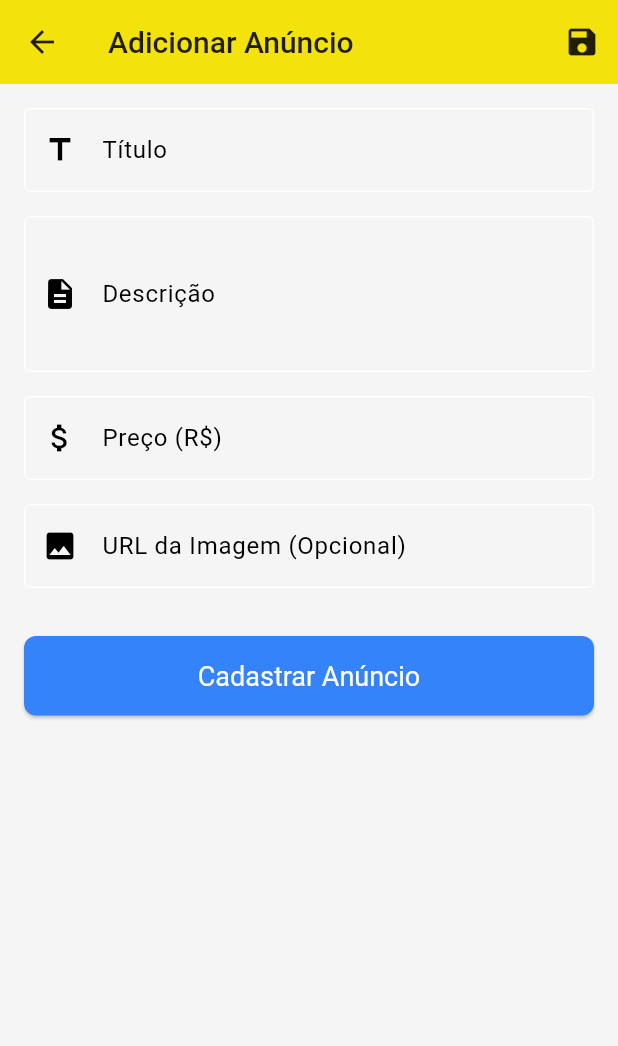
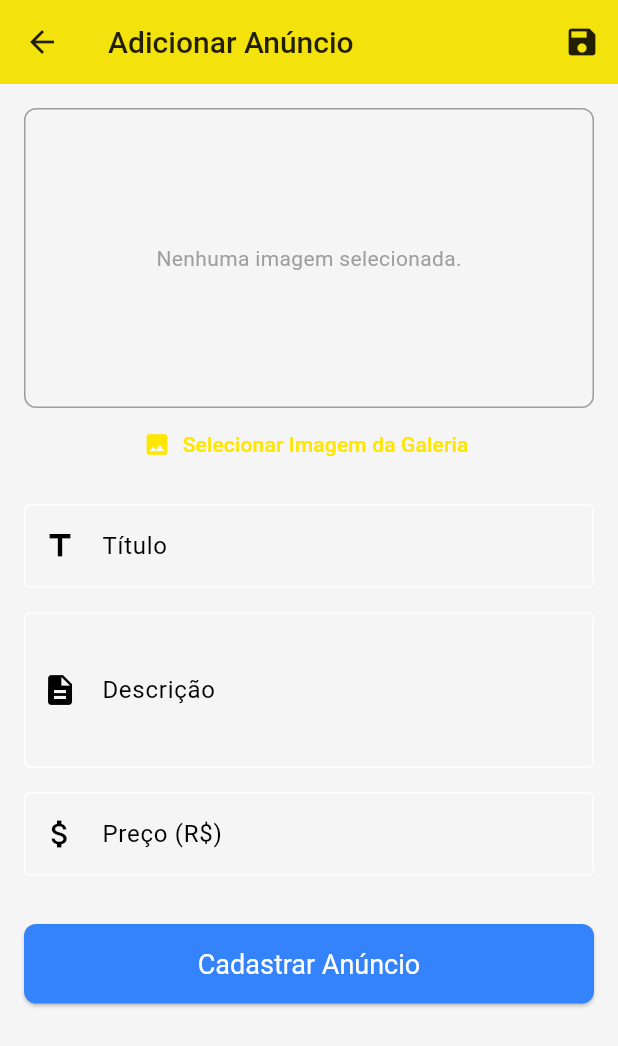
Before and after one commit to batistmath/app-anuncios-marcel, a Flutter app: the screen it shows after launch, after a tap on the "add" icon, on a phone screen of 412 x 824 dp. Shown: the top 1046 px of the screen. Run offline on Flutter 3.47's test engine with Material 3 defaults, Android fonts, the phone set to English and light mode, and no system bars; our stand-ins replace image_picker, sqflite; accounts and stored records are empty.

Commit message:
add-persistencia

```diff
--- /dev/null
+++ b/app_ecommerce/lib/helpers/db_helper.dart
@@ -0,0 +1,73 @@
+import 'package:sqflite/sqflite.dart' as sql;
+import 'package:path/path.dart' as path;
+import '../models/anuncio.dart';
+
+class DBHelper {
+  static sql.Database? _database;
+
+  static const String _tableName = 'anuncios';
+
+  static Future<sql.Database> _initDB() async {
+    final dbPath = await sql.getDatabasesPath();
+    final dbFile = path.join(dbPath, 'anuncios.db');
+
+    return await sql.openDatabase(
+      dbFile,
+      version: 1,
+      onCreate: (db, version) {
+        return db.execute('''
+          CREATE TABLE $_tableName (
+            id TEXT PRIMARY KEY,
+            titulo TEXT,
+            descricao TEXT,
+            preco REAL,
+            imagePath TEXT
+          )
+        ''');
+      },
+    );
+  }
+
+  static Future<sql.Database> get database async {
+    if (_database != null) return _database!;
+    _database = await _initDB();
+    return _database!;
+  }
+
+  static Future<void> insert(Anuncio anuncio) async {
+    final db = await database;
+    await db.insert(
+      _tableName,
+      anuncio.toMap(),
+      conflictAlgorithm: sql.ConflictAlgorithm.replace,
+    );
+  }
+
+  static Future<void> update(Anuncio anuncio) async {
+    final db = await database;
+    await db.update(
+      _tableName,
+      anuncio.toMap(),
+      where: 'id = ?',
+      whereArgs: [anuncio.id],
+    );
+  }
+
+  static Future<List<Anuncio>> getAll() async {
+    final db = await database;
+    final List<Map<String, dynamic>> maps = await db.query(_tableName);
+
+    return List.generate(maps.length, (i) {
+      return Anuncio.fromMap(maps[i]);
+    });
+  }
+
+  static Future<void> delete(String id) async {
+    final db = await database;
+    await db.delete(
+      _tableName,
+      where: 'id = ?',
+      whereArgs: [id],
+    );
+  }
+}
--- a/app_ecommerce/lib/main.dart
+++ b/app_ecommerce/lib/main.dart
@@ -1,11 +1,12 @@
 import 'package:flutter/material.dart';
 import 'package:intl/date_symbol_data_local.dart';
 import 'screens/lista_anuncios_screen.dart';
+import 'helpers/db_helper.dart';
 
 void main() async {
   WidgetsFlutterBinding.ensureInitialized();
   await initializeDateFormatting('pt_BR', null);
-
+  await DBHelper.database;
   runApp(const MyApp());
 }
 
@@ -20,7 +21,7 @@ class MyApp extends StatelessWidget {
       colorScheme: ColorScheme.fromSwatch().copyWith(
         primary: const Color(0xFFFFE600),
         secondary: const Color(0xFF3483FA),
-        surface: const Color(0xFFF5F5F5),
+        background: const Color(0xFFF5F5F5),
       ),
       appBarTheme: const AppBarTheme(
         elevation: 1.0,
@@ -46,6 +47,7 @@ class MyApp extends StatelessWidget {
           borderRadius: BorderRadius.circular(8.0),
           borderSide: const BorderSide(
             color: Color(0xFF3483FA),
+            width: 2.0,
           ),
         ),
       ),
--- a/app_ecommerce/lib/screens/form_anuncio_screen.dart
+++ b/app_ecommerce/lib/screens/form_anuncio_screen.dart
@@ -1,7 +1,10 @@
-
 import 'package:flutter/material.dart';
 import 'package:uuid/uuid.dart';
+import 'package:image_picker/image_picker.dart';
+import 'dart:io';
+
 import '../models/anuncio.dart';
+import '../helpers/db_helper.dart';
 
 class FormAnuncioScreen extends StatefulWidget {
   final Anuncio? anuncio;
@@ -19,19 +22,27 @@ class _FormAnuncioScreenState extends State<FormAnuncioScreen> {
   late TextEditingController _tituloController;
   late TextEditingController _descricaoController;
   late TextEditingController _precoController;
-  late TextEditingController _imageUrlController;
+
+  String? _imagePath;
 
   bool _isEditing = false;
+  final ImagePicker _picker = ImagePicker();
 
   @override
   void initState() {
     super.initState();
     _isEditing = widget.anuncio != null;
 
-    _tituloController = TextEditingController(text: _isEditing ? widget.anuncio!.titulo : '');
-    _descricaoController = TextEditingController(text: _isEditing ? widget.anuncio!.descricao : '');
-    _precoController = TextEditingController(text: _isEditing ? widget.anuncio!.preco.toStringAsFixed(2) : '');
-    _imageUrlController = TextEditingController(text: _isEditing ? widget.anuncio!.imageUrl : '');
+    _tituloController =
+        TextEditingController(text: _isEditing ? widget.anuncio!.titulo : '');
+    _descricaoController = TextEditingController(
+        text: _isEditing ? widget.anuncio!.descricao : '');
+    _precoController = TextEditingController(
+        text: _isEditing ? widget.anuncio!.preco.toStringAsFixed(2) : '');
+
+    if (_isEditing) {
+      _imagePath = widget.anuncio!.imagePath;
+    }
   }
 
   @override
@@ -39,28 +50,80 @@ class _FormAnuncioScreenState extends State<FormAnuncioScreen> {
     _tituloController.dispose();
     _descricaoController.dispose();
     _precoController.dispose();
-    _imageUrlController.dispose();
     super.dispose();
   }
 
-  void _salvarFormulario() {
-    if (_formKey.currentState!.validate()) {
+  Future<void> _pickImage() async {
+    try {
+      final XFile? pickedFile = await _picker.pickImage(
+        source: ImageSource.gallery,
+        maxWidth: 800,
+        imageQuality: 70,
+      );
+
+      if (pickedFile != null) {
+        setState(() {
+          _imagePath = pickedFile.path;
+        });
+      }
+    } catch (e) {
+      if (!mounted) return;
+      ScaffoldMessenger.of(context).showSnackBar(
+        SnackBar(content: Text('Erro ao selecionar imagem: $e')),
+      );
+    }
+  }
+
+  void _salvarFormulario() async {
+    if (!mounted) return;
+
+    final isValid = _formKey.currentState!.validate();
+    final hasImage = _imagePath != null;
+
+    if (!isValid) {
+      return;
+    }
+
+    if (!hasImage) {
+      ScaffoldMessenger.of(context).showSnackBar(
+        const SnackBar(
+          content: Text('Por favor, selecione uma imagem para o anúncio.'),
+          backgroundColor: Colors.red,
+        ),
+      );
+      return;
+    }
+
     final titulo = _tituloController.text;
     final descricao = _descricaoController.text;
-      final preco = double.tryParse(_precoController.text.replaceAll(',', '.')) ?? 0.0;
-      final imageUrl = _imageUrlController.text.isNotEmpty
-          ? _imageUrlController.text
-          : 'https://placehold.co/120x120/eee/333?text=Sem+Foto';
+    final preco =
+        double.tryParse(_precoController.text.replaceAll(',', '.')) ?? 0.0;
 
     final anuncioSalvo = Anuncio(
       id: _isEditing ? widget.anuncio!.id : _uuid.v4(),
       titulo: titulo,
       descricao: descricao,
       preco: preco,
-        imageUrl: imageUrl,
+      imagePath: _imagePath!,
     );
 
-      Navigator.of(context).pop(anuncioSalvo);
+    try {
+      if (_isEditing) {
+        await DBHelper.update(anuncioSalvo);
+      } else {
+        await DBHelper.insert(anuncioSalvo);
+      }
+
+      if (!mounted) return;
+      Navigator.of(context).pop(true);
+    } catch (e) {
+      if (!mounted) return;
+      ScaffoldMessenger.of(context).showSnackBar(
+        SnackBar(
+          content: Text('Erro ao salvar o anúncio: $e'),
+          backgroundColor: Colors.red,
+        ),
+      );
     }
   }
 
@@ -88,16 +151,8 @@ class _FormAnuncioScreenState extends State<FormAnuncioScreen> {
   Widget build(BuildContext context) {
     return Scaffold(
       appBar: AppBar(
-        title: Text(
-          _isEditing ? 'Editar Anúncio' : 'Adicionar Anúncio',
-           style: const TextStyle(
-            color: Colors.black87,
-            fontWeight: FontWeight.w500,
-          ),
-        ),
+        title: Text(_isEditing ? 'Editar Anúncio' : 'Adicionar Anúncio'),
         backgroundColor: const Color(0xFFFFE600),
-        elevation: 1.0,
-        iconTheme: const IconThemeData(color: Colors.black87),
         actions: [
           IconButton(
             icon: const Icon(Icons.save),
@@ -111,6 +166,39 @@ class _FormAnuncioScreenState extends State<FormAnuncioScreen> {
           key: _formKey,
           child: ListView(
             children: [
+              Center(
+                child: Column(
+                  children: [
+                    Container(
+                      width: double.infinity,
+                      height: 200,
+                      decoration: BoxDecoration(
+                        border: Border.all(color: Colors.grey),
+                        borderRadius: BorderRadius.circular(8.0),
+                      ),
+                      alignment: Alignment.center,
+                      child: _imagePath == null
+                          ? const Text('Nenhuma imagem selecionada.',
+                              style: TextStyle(color: Colors.grey))
+                          : ClipRRect(
+                              borderRadius: BorderRadius.circular(8.0),
+                              child: Image.file(
+                                File(_imagePath!),
+                                width: double.infinity,
+                                height: 200,
+                                fit: BoxFit.cover,
+                              ),
+                            ),
+                    ),
+                    TextButton.icon(
+                      icon: const Icon(Icons.image),
+                      label: const Text('Selecionar Imagem da Galeria'),
+                      onPressed: _pickImage,
+                    ),
+                  ],
+                ),
+              ),
+              const SizedBox(height: 16),
               TextFormField(
                 controller: _tituloController,
                 decoration: const InputDecoration(
@@ -139,24 +227,9 @@ class _FormAnuncioScreenState extends State<FormAnuncioScreen> {
                   border: OutlineInputBorder(),
                   prefixIcon: Icon(Icons.attach_money),
                 ),
-                keyboardType: const TextInputType.numberWithOptions(decimal: true),
+                keyboardType:
+                    const TextInputType.numberWithOptions(decimal: true),
                 validator: _validarPreco,
-              ),
-              const SizedBox(height: 16),
-              TextFormField(
-                controller: _imageUrlController,
-                decoration: const InputDecoration(
-                  labelText: 'URL da Imagem (Opcional)',
-                  border: OutlineInputBorder(),
-                  prefixIcon: Icon(Icons.image),
-                ),
-                keyboardType: TextInputType.url,
-                validator: (value) {
-                  if (value != null && value.isNotEmpty && !value.startsWith('http')) {
-                    return 'Insira uma URL válida (http://...)';
-                  }
-                  return null;
-                },
               ),
               const SizedBox(height: 32),
               ElevatedButton(
@@ -166,15 +239,14 @@ class _FormAnuncioScreenState extends State<FormAnuncioScreen> {
                     padding: const EdgeInsets.symmetric(vertical: 16.0),
                     textStyle: const TextStyle(fontSize: 18),
                     shape: RoundedRectangleBorder(
-                    borderRadius: BorderRadius.circular(8.0)
-                  )
-                ),
-                child: Text(_isEditing ? 'Salvar Alterações' : 'Cadastrar Anúncio', style: const TextStyle(color: Colors.white),),
+                        borderRadius: BorderRadius.circular(8.0))),
+                child: Text(
+                    _isEditing ? 'Salvar Alterações' : 'Cadastrar Anúncio',
+                    style: const TextStyle(color: Colors.white)),
               ),
             ],
           ),
         ),
       ),
     );
-  }
-}
+  }}
--- a/app_ecommerce/lib/screens/lista_anuncios_screen.dart
+++ b/app_ecommerce/lib/screens/lista_anuncios_screen.dart
@@ -1,8 +1,11 @@
 import 'package:flutter/material.dart';
 import 'package:intl/intl.dart';
-import 'package:uuid/uuid.dart';
+import 'package:url_launcher/url_launcher.dart';
+import 'dart:io';
+
 import '../models/anuncio.dart';
 import 'form_anuncio_screen.dart';
+import '../helpers/db_helper.dart';
 
 class ListaAnunciosScreen extends StatefulWidget {
   const ListaAnunciosScreen({super.key});
@@ -12,71 +15,39 @@ class ListaAnunciosScreen extends StatefulWidget {
 }
 
 class _ListaAnunciosScreenState extends State<ListaAnunciosScreen> {
-  final List<Anuncio> _anuncios = [
-    Anuncio(
-      id: const Uuid().v4(),
-      titulo: 'iPhone 13',
-      descricao: 'iPhone 13 128GB Grafite, em excelente estado, com caixa e acessórios.',
-      preco: 4500.00,
-      imageUrl: 'https://m.media-amazon.com/images/I/41Zbbl4P+LL._AC_SX679_.jpg',
-    ),
-    Anuncio(
-      id: const Uuid().v4(),
-      titulo: 'Notebook Dell Inspiron',
-      descricao: 'Notebook Dell Inspiron 15 3000, Intel Core i5, 8GB RAM, 256GB SSD, Tela 15.6" Full HD',
-      preco: 2800.00,
-      imageUrl: 'https://i.dell.com/is/image/DellContent/content/dam/ss2/product-images/dell-client-products/notebooks/inspiron-notebooks/15-3530-intel/media-gallery/black/notebook-inspiron-15-3530-nt-plastic-black-gallery-2.psd?fmt=png-alpha&pscan=auto&scl=1&hei=402&wid=606&qlt=100,1&resMode=sharp2&size=606,402&chrss=full',
-    ),
-  ];
+  late Future<List<Anuncio>> _anunciosFuture;
 
   final _currencyFormat = NumberFormat.currency(locale: 'pt_BR', symbol: 'R\$');
 
-  void _navegarParaFormularioAdicionar() async {
-    final novoAnuncio = await Navigator.of(context).push<Anuncio>(
-      MaterialPageRoute(
-        builder: (ctx) => const FormAnuncioScreen(),
-      ),
-    );
-
-    if (novoAnuncio != null) {
-      setState(() {
-        _anuncios.add(novoAnuncio);
-      });
-      _mostrarSnackBar('Anúncio adicionado com sucesso!');
-    }
+  @override
+  void initState() {
+    super.initState();
+    _refreshAnuncios();
   }
 
-  void _navegarParaFormularioEditar(Anuncio anuncio) async {
-    final anuncioEditado = await Navigator.of(context).push<Anuncio>(
+  void _refreshAnuncios() {
+    setState(() {
+      _anunciosFuture = DBHelper.getAll();
+    });
+  }
+
+  void _navegarParaFormulario([Anuncio? anuncio]) async {
+    final bool? foiSalvo = await Navigator.of(context).push<bool>(
       MaterialPageRoute(
-
         builder: (ctx) => FormAnuncioScreen(anuncio: anuncio),
       ),
     );
 
-    if (anuncioEditado != null) {
-      setState(() {
-        final index = _anuncios.indexWhere((a) => a.id == anuncioEditado.id);
-        if (index != -1) {
-          _anuncios[index] = anuncioEditado;
-        }
-      });
-      _mostrarSnackBar('Anúncio editado com sucesso!');
+    if (foiSalvo == true) {
+      _refreshAnuncios();
     }
   }
 
-  void _removerAnuncio(String id) {
-    Anuncio? anuncioRemovido;
-    int? indexAnuncio;
+  void _removerAnuncio(Anuncio anuncioRemovido) async {
+    await DBHelper.delete(anuncioRemovido.id);
+    _refreshAnuncios();
 
-    setState(() {
-      indexAnuncio = _anuncios.indexWhere((a) => a.id == id);
-      if(indexAnuncio != null && indexAnuncio! >= 0) {
-        anuncioRemovido = _anuncios.removeAt(indexAnuncio!);
-      }
-    });
-
-    if(anuncioRemovido != null && indexAnuncio != null) {
+    if (!mounted) return;
     ScaffoldMessenger.of(context).clearSnackBars();
     ScaffoldMessenger.of(context).showSnackBar(
       SnackBar(
@@ -84,20 +55,87 @@ class _ListaAnunciosScreenState extends State<ListaAnunciosScreen> {
         duration: const Duration(seconds: 3),
         action: SnackBarAction(
           label: 'DESFAZER',
-            onPressed: () {
-              setState(() {
-                if(anuncioRemovido != null && indexAnuncio != null) {
-                   _anuncios.insert(indexAnuncio!, anuncioRemovido!);
-                }
-              });
+          onPressed: () async {
+            await DBHelper.insert(anuncioRemovido);
+            _refreshAnuncios();
           },
         ),
       ),
     );
   }
+
+  void _mostrarOpcoesShare(Anuncio anuncio) {
+    showModalBottomSheet(
+      context: context,
+      builder: (ctx) {
+        return SafeArea(
+          child: Wrap(
+            children: [
+              ListTile(
+                leading: const Icon(Icons.message),
+                title: const Text('WhatsApp'),
+                onTap: () {
+                  Navigator.of(ctx).pop();
+                  _sharePorWhatsApp(anuncio);
+                },
+              ),
+              ListTile(
+                leading: const Icon(Icons.sms),
+                title: const Text('SMS'),
+                onTap: () {
+                  Navigator.of(ctx).pop();
+                  _sharePorSMS(anuncio);
+                },
+              ),
+              ListTile(
+                leading: const Icon(Icons.email),
+                title: const Text('E-mail'),
+                onTap: () {
+                  Navigator.of(ctx).pop();
+                  _sharePorEmail(anuncio);
+                },
+              ),
+            ],
+          ),
+        );
+      },
+    );
+  }
+
+  String _buildShareText(Anuncio anuncio) {
+    return 'Olha esse anúncio no Mercado Livre: ${anuncio.titulo} por ${_currencyFormat.format(anuncio.preco)}. ${anuncio.descricao}';
+  }
+
+  Future<void> _launchUri(Uri uri, String appName) async {
+    if (await canLaunchUrl(uri)) {
+      await launchUrl(uri, mode: LaunchMode.externalApplication);
+    } else {
+      _mostrarSnackBar('Não foi possível abrir o $appName.');
+    }
+  }
+
+  void _sharePorWhatsApp(Anuncio anuncio) {
+    final text = _buildShareText(anuncio);
+    final uri = Uri.parse('whatsapp://send?text=${Uri.encodeComponent(text)}');
+    _launchUri(uri, 'WhatsApp');
+  }
+
+  void _sharePorSMS(Anuncio anuncio) {
+    final text = _buildShareText(anuncio);
+    final uri = Uri.parse('sms:?body=${Uri.encodeComponent(text)}');
+    _launchUri(uri, 'app de SMS');
+  }
+
+  void _sharePorEmail(Anuncio anuncio) {
+    final text = _buildShareText(anuncio);
+    final subject = 'Confira este anúncio: ${anuncio.titulo}';
+    final uri = Uri.parse(
+        'mailto:?subject=${Uri.encodeComponent(subject)}&body=${Uri.encodeComponent(text)}');
+    _launchUri(uri, 'app de E-mail');
   }
 
   void _mostrarSnackBar(String mensagem) {
+    if (!mounted) return;
     ScaffoldMessenger.of(context).clearSnackBars();
     ScaffoldMessenger.of(context).showSnackBar(
       SnackBar(
@@ -111,25 +149,29 @@ class _ListaAnunciosScreenState extends State<ListaAnunciosScreen> {
   Widget build(BuildContext context) {
     return Scaffold(
       appBar: AppBar(
-        title: const Text(
-          'Mercado Livre',
-          style: TextStyle(
-            color: Colors.black87,
-            fontWeight: FontWeight.w500,
-          ),
-        ),
+        title: const Text('Mercado Livre'),
         backgroundColor: const Color(0xFFFFE600),
-        elevation: 1.0,
-        iconTheme: const IconThemeData(color: Colors.black87),
         actions: [
           IconButton(
             icon: const Icon(Icons.add),
-            onPressed: _navegarParaFormularioAdicionar,
+            onPressed: () => _navegarParaFormulario(null),
           ),
         ],
       ),
-      body: _anuncios.isEmpty
-          ? const Center(
+      body: FutureBuilder<List<Anuncio>>(
+        future: _anunciosFuture,
+        builder: (context, snapshot) {
+          if (snapshot.connectionState == ConnectionState.waiting) {
+            return const Center(child: CircularProgressIndicator());
+          }
+
+          if (snapshot.hasError) {
+            return Center(
+                child: Text('Erro ao carregar anúncios: ${snapshot.error}'));
+          }
+
+          if (!snapshot.hasData || snapshot.data!.isEmpty) {
+            return const Center(
               child: Column(
                 mainAxisAlignment: MainAxisAlignment.center,
                 children: [
@@ -141,43 +183,27 @@ class _ListaAnunciosScreenState extends State<ListaAnunciosScreen> {
                   ),
                 ],
               ),
-            )
-          : ListView.builder(
-              itemCount: _anuncios.length,
+            );
+          }
+
+          final anuncios = snapshot.data!;
+          return ListView.builder(
+            itemCount: anuncios.length,
             itemBuilder: (ctx, index) {
-                final anuncio = _anuncios[index];
-                return Dismissible(
-                  key: Key(anuncio.id),
-                  direction: DismissDirection.endToStart,
-                  onDismissed: (direction) {
-                    _removerAnuncio(anuncio.id);
+              final anuncio = anuncios[index];
+              return _buildAnuncioItem(anuncio);
             },
-                  background: Container(
-                    color: Colors.red,
-                    alignment: Alignment.centerRight,
-                    padding: const EdgeInsets.only(right: 20.0),
-                    child: const Icon(
-                      Icons.delete,
-                      color: Colors.white,
-                    ),
-                  ),
-                  child: _buildAnuncioItem(anuncio),
           );
         },
       ),
     );
   }
 
-
   Widget _buildAnuncioItem(Anuncio anuncio) {
     return InkWell(
-      onTap: () => _navegarParaFormularioEditar(anuncio),
+      onTap: () => _navegarParaFormulario(anuncio),
       child: Card(
         margin: const EdgeInsets.symmetric(horizontal: 8.0, vertical: 4.0),
-        elevation: 1.0,
-        shape: RoundedRectangleBorder(
-          borderRadius: BorderRadius.circular(8.0)
-        ),
         child: Padding(
           padding: const EdgeInsets.all(12.0),
           child: Row(
@@ -185,8 +211,8 @@ class _ListaAnunciosScreenState extends State<ListaAnunciosScreen> {
             children: [
               ClipRRect(
                 borderRadius: BorderRadius.circular(8.0),
-                child: Image.network(
-                  anuncio.imageUrl,
+                child: Image.file(
+                  File(anuncio.imagePath),
                   width: 120,
                   height: 120,
                   fit: BoxFit.cover,
@@ -195,7 +221,7 @@ class _ListaAnunciosScreenState extends State<ListaAnunciosScreen> {
                       width: 120,
                       height: 120,
                       color: Colors.grey[200],
-                      child: const Icon(Icons.image_not_supported, color: Colors.grey),
+                      child: const Icon(Icons.broken_image, color: Colors.grey),
                     );
                   },
                 ),
@@ -207,24 +233,18 @@ class _ListaAnunciosScreenState extends State<ListaAnunciosScreen> {
                   children: [
                     Text(
                       anuncio.descricao,
-                      style: const TextStyle(
-                        fontSize: 16.0,
-                        color: Colors.black87,
-                      ),
+                      style: const TextStyle(fontSize: 16.0),
                       maxLines: 3,
                       overflow: TextOverflow.ellipsis,
                     ),
                     const SizedBox(height: 8),
-                    // Preço
                     Text(
                       _currencyFormat.format(anuncio.preco),
                       style: const TextStyle(
                         fontSize: 22.0,
                         fontWeight: FontWeight.bold,
-                        color: Colors.black,
                       ),
                     ),
-                    const SizedBox(height: 4),
                     Text(
                       'Frete grátis',
                       style: TextStyle(
@@ -236,6 +256,23 @@ class _ListaAnunciosScreenState extends State<ListaAnunciosScreen> {
                   ],
                 ),
               ),
+              Column(
+                mainAxisSize: MainAxisSize.min,
+                children: [
+                  IconButton(
+                    icon: Icon(Icons.share, color: Colors.blue[600]),
+                    onPressed: () {
+                      _mostrarOpcoesShare(anuncio);
+                    },
+                  ),
+                  IconButton(
+                    icon: Icon(Icons.delete, color: Colors.red[700]),
+                    onPressed: () {
+                      _removerAnuncio(anuncio);
+                    },
+                  ),
+                ],
+              )
             ],
           ),
         ),
--- a/app_ecommerce/pubspec.yaml
+++ b/app_ecommerce/pubspec.yaml
@@ -36,6 +36,11 @@ dependencies:
   # The following adds the Cupertino Icons font to your application.
   # Use with the CupertinoIcons class for iOS style icons.
   cupertino_icons: ^1.0.8
+  sqflite: ^2.3.3
+  path_provider: ^2.1.3
+  path: ^1.9.0
+  image_picker: ^1.1.2
+  url_launcher: ^6.3.0
 
 dev_dependencies:
   flutter_test:
```
Also changed, not shown: app_ecommerce/lib/models/anuncio.dart (+22 -2 lines), app_ecommerce/pubspec.lock, 5 other files. Lines whose indentation alone changed are shown as unchanged.
